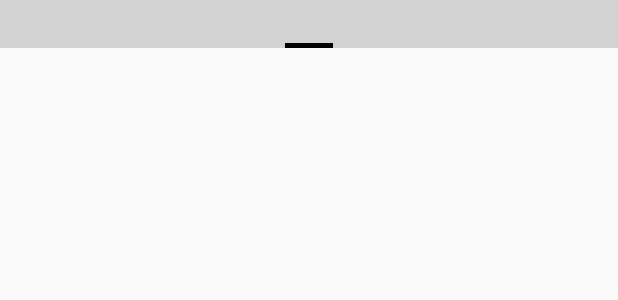
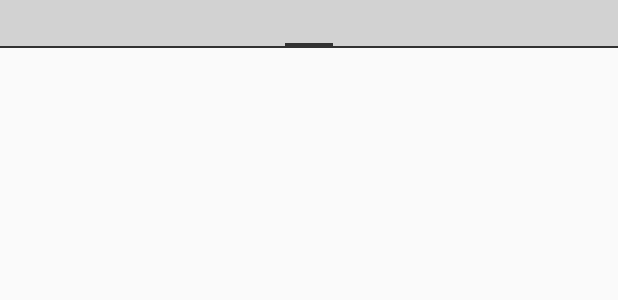
Before and after one commit to sevenlis/Ice-v3, an Android app: the layout activity_main.xml on its own in the app's theme, with its tools: preview values and no code run, on a phone screen of 412 x 824 dp. Shown: the top 300 px of the screen. Run offline under Robolectric (Android 15) with nearby library versions, the phone set to English and light mode, and no system bars.

Commit message:
bugs fixes, bugs added...

```diff
--- a/iceV3/build.gradle
+++ b/iceV3/build.gradle
@@ -15,7 +15,7 @@ android {
         minSdkVersion 16
         targetSdkVersion 25
         versionCode 3
-        versionName '3.151'
+        versionName '3.152'
         testInstrumentationRunner "android.support.test.runner.AndroidJUnitRunner"
     }
     buildTypes {
--- a/iceV3/src/main/java/by/ingman/sevenlis/ice_v3/MainActivityPageFragment.java
+++ b/iceV3/src/main/java/by/ingman/sevenlis/ice_v3/MainActivityPageFragment.java
@@ -6,6 +6,8 @@ import android.os.Bundle;
 import android.os.Handler;
 import android.support.annotation.Nullable;
 import android.support.v4.app.Fragment;
+import android.support.v4.content.ContextCompat;
+import android.support.v4.view.PagerTabStrip;
 import android.view.LayoutInflater;
 import android.view.View;
 import android.view.ViewGroup;
--- /dev/null
+++ b/iceV3/src/main/java/by/ingman/sevenlis/ice_v3/classes/CustomPagerTabStrip.java
@@ -0,0 +1,30 @@
+package by.ingman.sevenlis.ice_v3.classes;
+
+import android.content.Context;
+import android.support.v4.content.ContextCompat;
+import android.support.v4.view.PagerTabStrip;
+import android.util.AttributeSet;
+
+import java.util.Calendar;
+
+import by.ingman.sevenlis.ice_v3.R;
+
+public class CustomPagerTabStrip extends PagerTabStrip {
+    private Context ctx;
+    public CustomPagerTabStrip(Context context, AttributeSet attrs) {
+        super(context, attrs);
+        this.setDrawFullUnderline(true);
+        this.ctx = context;
+        this.setTextColor(getDateColor(Calendar.getInstance()));
+        this.setTabIndicatorColor(getDateColor(Calendar.getInstance()));
+    }
+
+    public int getDateColor(Calendar dateCalendar) {
+        int dayOfWeek = dateCalendar.get(Calendar.DAY_OF_WEEK);
+        if (dayOfWeek == 1 || dayOfWeek == 7) {
+            return ContextCompat.getColor(ctx, R.color.color_red);
+        } else {
+            return ContextCompat.getColor(ctx, R.color.dark_grey);
+        }
+    }
+}
--- a/iceV3/src/main/res/layout/activity_main.xml
+++ b/iceV3/src/main/res/layout/activity_main.xml
@@ -11,13 +11,13 @@
         android:layout_width="match_parent"
         android:layout_height="match_parent">
 
-        <android.support.v4.view.PagerTabStrip
+        <by.ingman.sevenlis.ice_v3.classes.CustomPagerTabStrip
             android:id="@+id/pager_title_strip"
             android:layout_width="match_parent"
             android:layout_height="wrap_content"
             android:layout_gravity="top"
             android:background="@color/light_grey">
-        </android.support.v4.view.PagerTabStrip>
+        </by.ingman.sevenlis.ice_v3.classes.CustomPagerTabStrip>
 
     </android.support.v4.view.ViewPager>
 
```
Also changed, not shown: iceV3/src/main/java/by/ingman/sevenlis/ice_v3/MainActivity.java (+40 -20 lines), iceV3/src/main/java/by/ingman/sevenlis/ice_v3/utils/FormatsUtils.java (+4 -4 lines).
